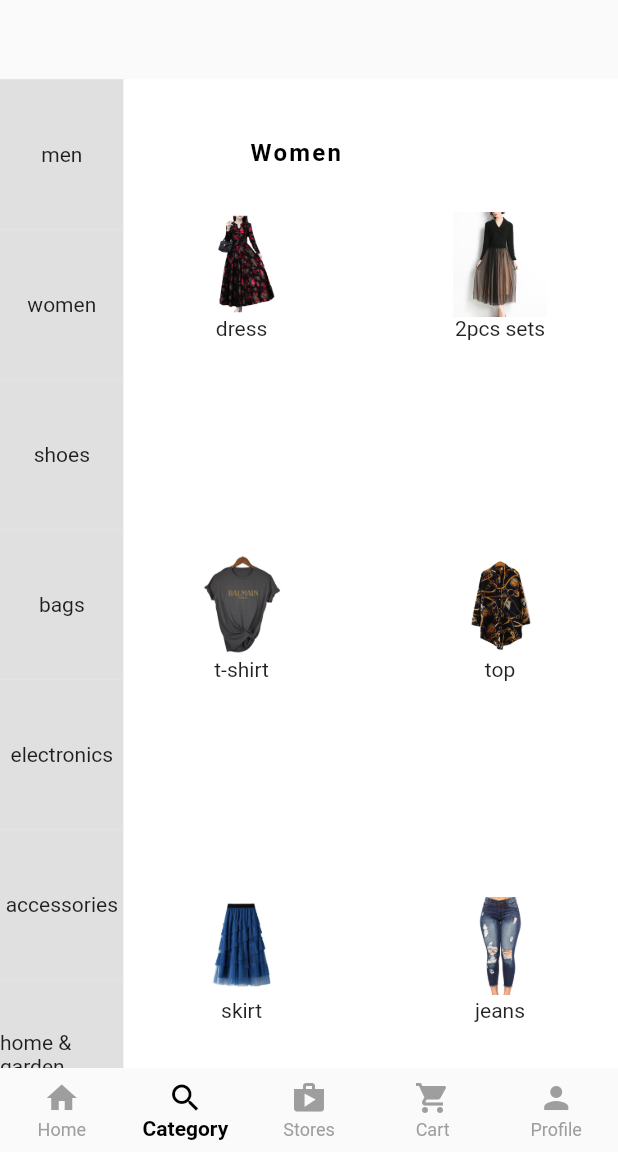
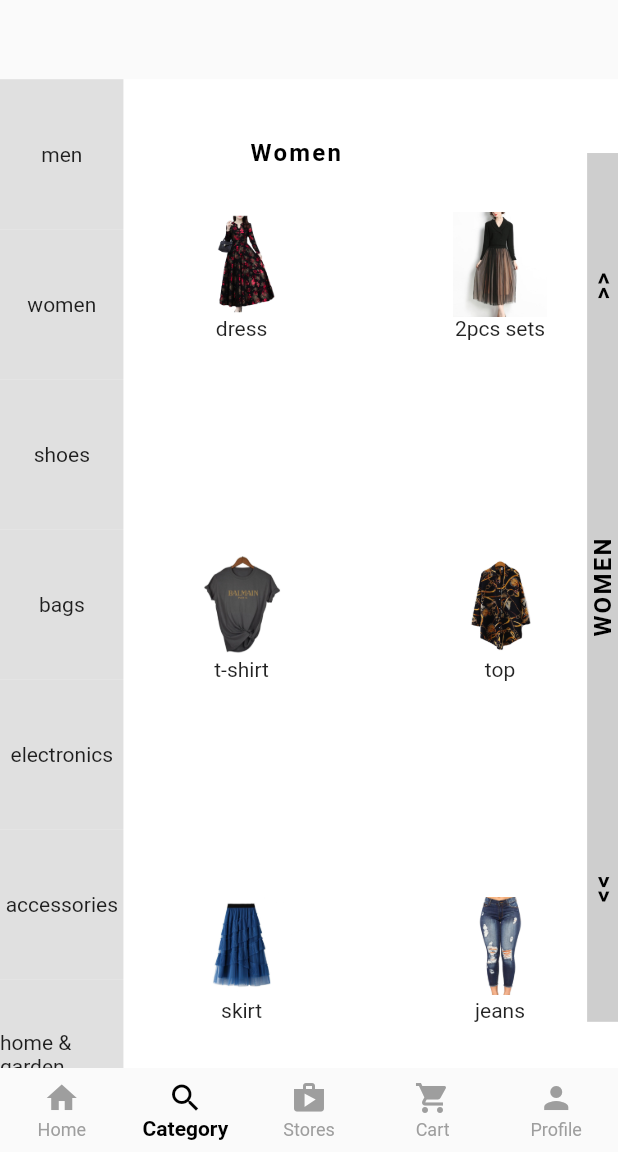
Before and after one commit to ErnistAkun/shop_app, a Flutter app: the screen it shows after launch, item 2 of the bottom bar chosen, scrolled down 576 dp, on a phone screen of 412 x 824 dp, the part 84-1236 px from its top. Run offline on Flutter 3.47's test engine with Material 2 defaults, Android fonts, the phone set to English and light mode, and no system bars.

Commit message:
added categories

```diff
--- a/lib/app/categories/men_category.dart
+++ b/lib/app/categories/men_category.dart
@@ -8,7 +8,7 @@ import 'package:shop_app/app/presentation/widgets/category_widgets/sub_category_
 import 'package:shop_app/app/utilities/categ_list.dart';
 
 class MenCategory extends StatelessWidget {
-  MenCategory({Key? key}) : super(key: key);
+  const MenCategory({Key? key}) : super(key: key);
 
   @override
   Widget build(BuildContext context) {
@@ -37,11 +37,13 @@ class MenCategory extends StatelessWidget {
             ],
           ),
         ),
-        Positioned(
+        const Positioned(
           bottom: 0,
           right: 0,
-          child: SliderWidget(),
-        )
+          child: SliderWidget(
+            mainSliderText: 'Men',
+          ),
+        ),
       ],
     );
   }
--- a/lib/app/categories/women_category.dart
+++ b/lib/app/categories/women_category.dart
@@ -1,5 +1,6 @@
 import 'package:flutter/material.dart';
 import 'package:shop_app/app/presentation/widgets/category_widgets/category_header_lable.dart';
+import 'package:shop_app/app/presentation/widgets/category_widgets/slider_widget.dart';
 import 'package:shop_app/app/presentation/widgets/category_widgets/sub_category_model.dart';
 import 'package:shop_app/app/utilities/categ_list.dart';
 
@@ -33,6 +34,13 @@ class WomenCategory extends StatelessWidget {
             ],
           ),
         ),
+        const Positioned(
+          bottom: 0,
+          right: 0,
+          child: SliderWidget(
+            mainSliderText: 'women',
+          ),
+        ),
       ],
     );
   }
--- a/lib/app/presentation/widgets/category_widgets/slider_widget.dart
+++ b/lib/app/presentation/widgets/category_widgets/slider_widget.dart
@@ -5,7 +5,9 @@ import 'package:shop_app/app/constants/text_styles/app_text_styles.dart';
 class SliderWidget extends StatelessWidget {
   const SliderWidget({
     Key? key,
+    required this.mainSliderText,
   }) : super(key: key);
+  final String mainSliderText;
 
   @override
   Widget build(BuildContext context) {
@@ -23,15 +25,19 @@ class SliderWidget extends StatelessWidget {
             child: Row(
               mainAxisAlignment: MainAxisAlignment.spaceAround,
               children: [
-                Text(
+                mainSliderText == 'beauty'
+                    ? const Text('')
+                    : Text(
                         '<<',
                         style: AppTextStyles.black16Bold,
                       ),
                 Text(
-                  'men'.toUpperCase(),
+                  mainSliderText.toUpperCase(),
                   style: AppTextStyles.black16Bold,
                 ),
-                Text(
+                mainSliderText == 'men'
+                    ? const Text('')
+                    : Text(
                         '>>',
                         style: AppTextStyles.black16Bold,
                       ),
```
Also changed, not shown: lib/app/categories/accessories_category.dart (+8 -0 lines), lib/app/categories/bags_category.dart (+8 -0 lines), lib/app/categories/beauty_category.dart (+8 -0 lines), lib/app/categories/electronics_category.dart (+8 -0 lines), lib/app/categories/home_and_garden_category.dart (+8 -0 lines), lib/app/categories/kids_category.dart (+8 -0 lines), lib/app/categories/shoes_category.dart (+8 -0 lines). Lines whose indentation alone changed are shown as unchanged.
